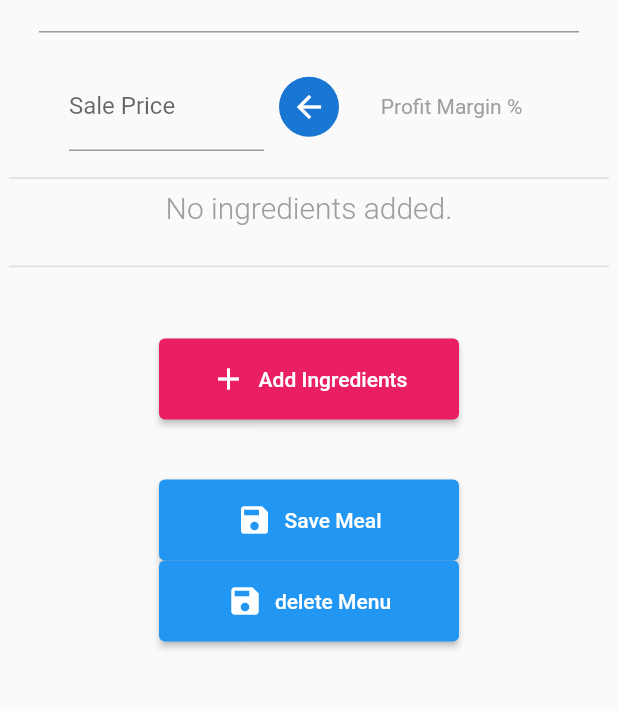
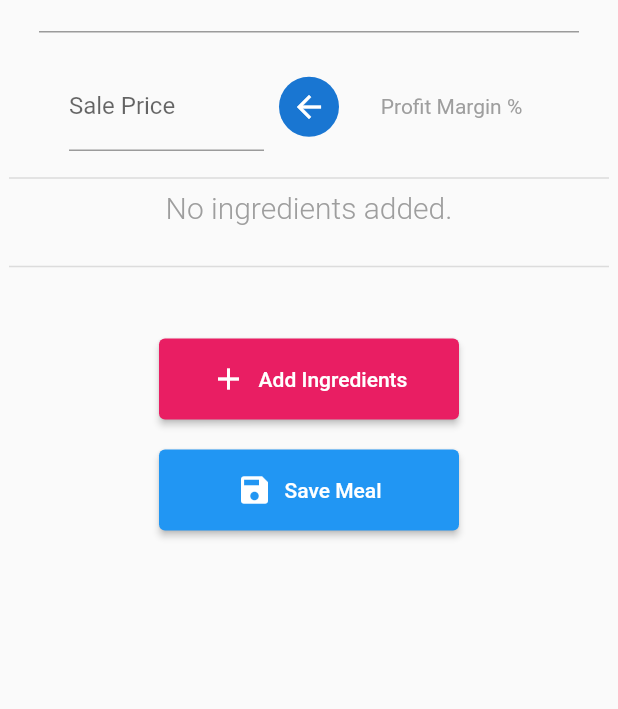
Before and after one commit to jaco2716/ProfitCalculator, a Flutter app: the CreateMeal screen opened directly, on a phone screen of 412 x 824 dp, the part 152-861 px from its top. Run offline on Flutter 3.47's test engine with Material 2 defaults, Android fonts, the phone set to English and light mode, and no system bars; our stand-ins replace fl_chart, percent_indicator, shared_preferences; missing offline and left inert: flutter_simple_calculator; accounts and stored records are empty.

Commit message:
fix revert commit
s

```diff
--- a/lib/BackupAndRestore/SaveBackupPage.dart
+++ b/lib/BackupAndRestore/SaveBackupPage.dart
@@ -194,7 +194,7 @@ class _SaveBackupPageState extends State<SaveBackupPage> {
       fileManagement.writeFile(ingredientJsonFile, ingredientFileContent);
       fileManagement.writeFile(mealJsonFile, mealFileContent);
       fileManagement.writeFile(menuJsonFile, menuFileContent);
-//TODO TEST IF SAVE OF MENU WORDS
+
       ScaffoldMessenger.of(context).showSnackBar(SnackBar(
         content: Text('Data was restored from save slot $index'),
       ));
--- a/lib/MealPages/CreateMeal.dart
+++ b/lib/MealPages/CreateMeal.dart
@@ -261,6 +261,7 @@ class _CreateMealState extends State<CreateMeal> {
                   ),
                   !widget.isMeals
                       ? Container(
+                          padding: EdgeInsets.only(bottom: 20),
                           width: 200,
                           child: RaisedButton.icon(
                               padding: EdgeInsets.all(15),
@@ -273,9 +274,9 @@ class _CreateMealState extends State<CreateMeal> {
                               }),
                         )
                       : Center(),
-                  SizedBox(
-                    height: 20,
-                  ),
+                  // SizedBox(
+                  //   height: 20,
+                  // ),
                   Container(
                     width: 200,
                     child: RaisedButton.icon(
@@ -284,25 +285,25 @@ class _CreateMealState extends State<CreateMeal> {
                         label: Text(widget.isMeals ? 'Save Meal' : 'Save Menu'),
                         onPressed: () => _saveMeal(false)),
                   ),
-                  Container(
-                    width: 200,
-                    child: RaisedButton.icon(
-                        icon: Icon(Icons.save),
-                        padding: EdgeInsets.all(15),
-                        label: Text('delete Menu'),
-                        onPressed: () async {
-                          try {
-                            fileManagement.writeFile(menuJsonFile, '');
-                          } catch (error) {
-                            print('Error saving meal: $error');
-                            return false;
-                          }
-                          return true;
-                        }),
-                  ),
-                  SizedBox(
-                    height: 20,
-                  ),
+                  // Container(
+                  //   width: 200,
+                  //   child: RaisedButton.icon(
+                  //       icon: Icon(Icons.save),
+                  //       padding: EdgeInsets.all(15),
+                  //       label: Text('delete Menu'),
+                  //       onPressed: () async {
+                  //         try {
+                  //           fileManagement.writeFile(menuJsonFile, '');
+                  //         } catch (error) {
+                  //           print('Error saving meal: $error');
+                  //           return false;
+                  //         }
+                  //         return true;
+                  //       }),
+                  // ),
+                  // SizedBox(
+                  //   height: 20,
+                  // ),
                   // widget.editMode ?? false
                   //     ? Container(
                   //         width: 200,
@@ -313,7 +314,6 @@ class _CreateMealState extends State<CreateMeal> {
                   //             onPressed: () => _saveMeal(true)),
                   //       )
                   //     : Center(),
-                  SizedBox(height: 40),
                   SizedBox(height: 400),
                 ],
               ),
--- a/lib/Model/Meal.dart
+++ b/lib/Model/Meal.dart
@@ -16,7 +16,6 @@ class Meal {
           mealCopy.name,
           mealCopy.salePrice,
           mealCopy.ingredients,
-          amount: mealCopy.amount,
         );
 
   //Get the total cost of the meal, calculated from all ingredients
```
Also changed, not shown: lib/MealPages/SingleMeal.dart (+55 -5 lines), 2 other files.
